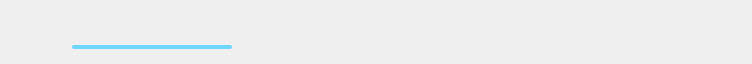
meganz/MEGAsync, file src/MEGASync/gui/linux/TransferManagerItem.ui: the form before one commit.
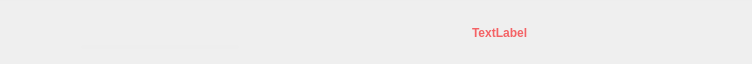
The form after the commit. Icons and pictures are not drawn.

Commit message: Transfer Manager: + overquotas handling (transfer and storage), resize rework, polish UI (linux), cleanup

```diff
--- a/src/MEGASync/gui/linux/TransferManagerItem.ui
+++ b/src/MEGASync/gui/linux/TransferManagerItem.ui
@@ -110,7 +110,7 @@
 #lDone
 {
   color: #999999;
- qProperty-alignment: 'AlignLeft | AlignBottom';
+  qProperty-alignment: 'AlignLeft | AlignBottom';
 }
 
 #lTotal
@@ -128,6 +128,26 @@
   qProperty-iconSize: 24px;
 }
 
+#sStatus
+{
+    width: 120px;
+    min-width: 120px;
+    max-width: 120px;
+    height: 63px;
+    min-height: 63px;
+    max-height: 63px;
+}
+
+#lItemStatus, #lItemQueued, #lItemPaused, #lRetryMsg
+{
+	width: 120px;
+    min-width: 120px;
+    max-width: 120px;
+    height: 63px;
+    min-height: 63px;
+    max-height: 63px;
+}
+
 #sStatus QLabel
 {
     font-size: 12px;
@@ -157,6 +177,12 @@
   color: #F88183;
 }
 
+#lRetryMsg
+{
+  color: #F46265;
+}
+
+
 #lItemTime
 {
     color: #333333;
@@ -177,8 +203,16 @@
 
 #tPauseResumeTransfer, #tCancelClearTransfer
 {
+    width: 24px;
+    min-width: 24px;
+    max-width: 24px;
+    heigth: 24px;
+    min-heigth: 24px;
+    max-heigth: 24px;
     qProperty-iconSize: 24px;
-}</string>
+    left-padding: 0px;
+    right-margin: 0px;
+    border: none;}</string>
   </property>
   <layout class="QVBoxLayout" name="TransferManagerItemLayout">
    <property name="spacing">
@@ -212,7 +246,7 @@
    <item>
     <widget class="QStackedWidget" name="sTransferState">
      <property name="sizePolicy">
-      <sizepolicy hsizetype="Expanding" vsizetype="Fixed">
+      <sizepolicy hsizetype="Expanding" vsizetype="Preferred">
        <horstretch>0</horstretch>
        <verstretch>0</verstretch>
       </sizepolicy>
@@ -234,14 +268,14 @@
      </property>
      <widget class="QWidget" name="stateActive">
       <property name="sizePolicy">
-       <sizepolicy hsizetype="Expanding" vsizetype="Fixed">
+       <sizepolicy hsizetype="Expanding" vsizetype="Preferred">
         <horstretch>0</horstretch>
         <verstretch>0</verstretch>
        </sizepolicy>
       </property>
       <property name="minimumSize">
        <size>
-        <width>692</width>
+        <width>702</width>
         <height>63</height>
        </size>
       </property>
@@ -308,7 +342,7 @@
            <number>0</number>
           </property>
           <property name="leftMargin">
-           <number>0</number>
+           <number>8</number>
           </property>
           <property name="topMargin">
            <number>16</number>
@@ -404,7 +438,7 @@
                 <number>1000</number>
                </property>
                <property name="value">
-                <number>1000</number>
+                <number>0</number>
                </property>
                <property name="textVisible">
                 <bool>false</bool>
@@ -446,13 +480,13 @@
          </property>
          <property name="minimumSize">
           <size>
-           <width>100</width>
+           <width>96</width>
            <height>63</height>
           </size>
          </property>
          <property name="maximumSize">
           <size>
-           <width>100</width>
+           <width>96</width>
            <height>63</height>
           </size>
          </property>
@@ -476,13 +510,13 @@
            <widget class="QLabel" name="lDone">
             <property name="minimumSize">
              <size>
-              <width>100</width>
+              <width>96</width>
               <height>0</height>
              </size>
             </property>
             <property name="maximumSize">
              <size>
-              <width>100</width>
+              <width>96</width>
               <height>16777215</height>
              </size>
             </property>
@@ -495,13 +529,13 @@
            <widget class="QLabel" name="lTotal">
             <property name="minimumSize">
              <size>
-              <width>100</width>
+              <width>96</width>
               <height>0</height>
              </size>
             </property>
             <property name="maximumSize">
              <size>
-              <width>100</width>
+              <width>96</width>
               <height>16777215</height>
              </size>
             </property>
@@ -523,13 +557,13 @@
          </property>
          <property name="minimumSize">
           <size>
-           <width>100</width>
+           <width>104</width>
            <height>63</height>
           </size>
          </property>
          <property name="maximumSize">
           <size>
-           <width>100</width>
+           <width>104</width>
            <height>63</height>
           </size>
          </property>
@@ -540,26 +574,8 @@
        </item>
        <item>
         <widget class="QStackedWidget" name="sStatus">
-         <property name="sizePolicy">
-          <sizepolicy hsizetype="Fixed" vsizetype="Fixed">
-           <horstretch>0</horstretch>
-           <verstretch>0</verstretch>
-          </sizepolicy>
-         </property>
-         <property name="minimumSize">
-          <size>
-           <width>120</width>
-           <height>24</height>
-          </size>
-         </property>
-         <property name="maximumSize">
-          <size>
-           <width>120</width>
-           <height>24</height>
-          </size>
-         </property>
          <property name="currentIndex">
-          <number>0</number>
+          <number>2</number>
          </property>
          <widget class="QWidget" name="pActive">
           <widget class="QLabel" name="lItemStatus">
@@ -568,9 +584,12 @@
              <x>0</x>
              <y>0</y>
              <width>120</width>
-             <height>24</height>
+             <height>63</height>
             </rect>
            </property>
+           <property name="wordWrap">
+            <bool>true</bool>
+           </property>
           </widget>
          </widget>
          <widget class="QWidget" name="pQueued">
@@ -588,6 +607,24 @@
            </property>
           </widget>
          </widget>
+         <widget class="QWidget" name="pRetry">
+          <widget class="QLabel" name="lRetryMsg">
+           <property name="geometry">
+            <rect>
+             <x>0</x>
+             <y>0</y>
+             <width>120</width>
+             <height>63</height>
+            </rect>
+           </property>
+           <property name="text">
+            <string>TextLabel</string>
+           </property>
+           <property name="wordWrap">
+            <bool>true</bool>
+           </property>
+          </widget>
+         </widget>
          <widget class="QWidget" name="pPaused">
           <widget class="QLabel" name="lItemPaused">
            <property name="geometry">
```
Left out of the diff: 16 changed lines with no effect on the pictures. The commit also changes 13 other files.
